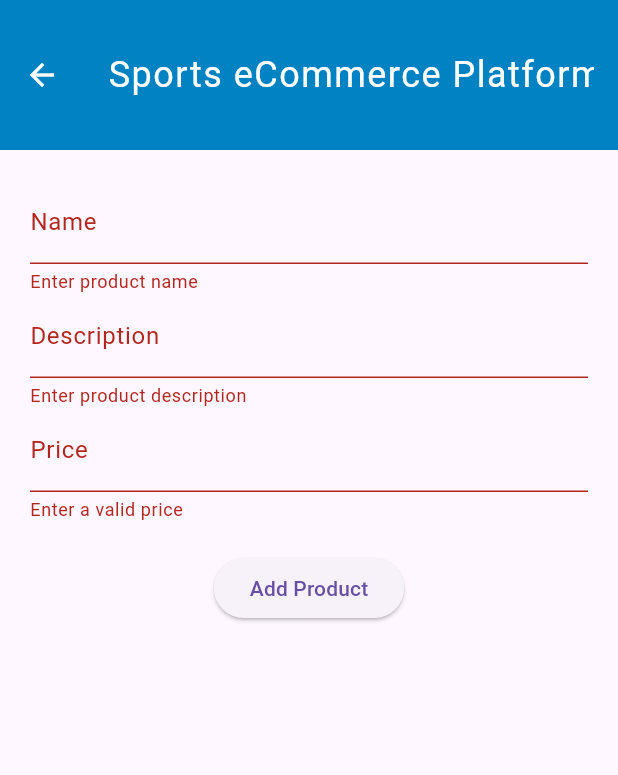
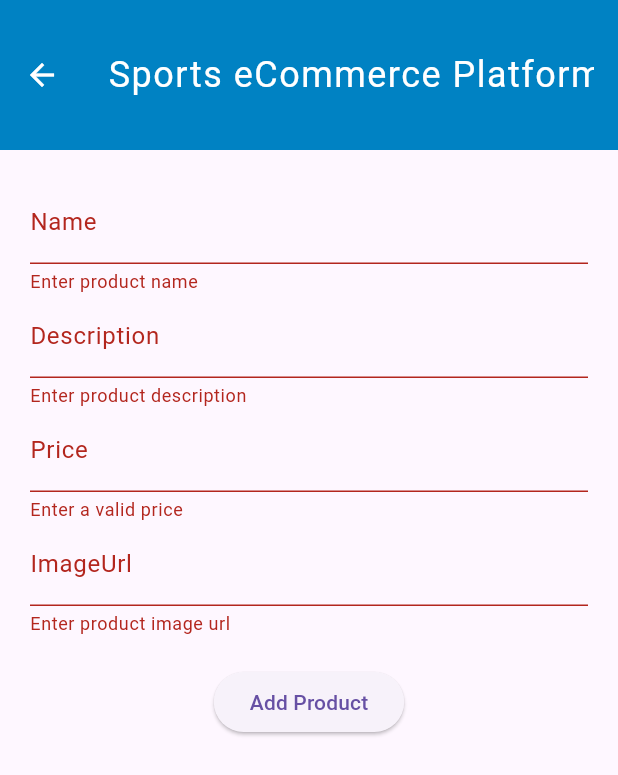
Before and after one commit to Nathan-44-rugo/A2SV-Project-Phase-Mobile-Tasks-2025, a Flutter app: the AddPage screen opened by its route, after a tap on "Add Product", on a phone screen of 412 x 824 dp. Shown: the top 775 px of the screen. Run offline on Flutter 3.47's test engine with Material 3 defaults, Android fonts, the light colour scheme and no system bars; our stand-ins replace dartz, equatable, get_it, image_picker; missing offline and left inert: mockito; Roboto replaces fonts that are missing (JetBrains Mono).

```diff
--- a/mobile/task_8/lib/features/product/data/models/product_model.dart
+++ b/mobile/task_8/lib/features/product/data/models/product_model.dart
@@ -25,6 +25,7 @@ class ProductModel extends Product {
       'name': name,
       'description': description,
       'price': price,
+      'imageUrl': imageUrl
     };
   }
 }
--- a/mobile/task_8/lib/features/product/presentation/pages/add_page.dart
+++ b/mobile/task_8/lib/features/product/presentation/pages/add_page.dart
@@ -1,4 +1,5 @@
 import 'package:flutter/material.dart';
+
 import '../../../../injection.dart';
 import '../../domain/entities/product.dart';
 import '../../domain/usecases/create_product_usecase.dart';
@@ -15,10 +16,12 @@ class _AddPageState extends State<AddPage> {
   final _formKey = GlobalKey<FormState>();
   String name = '', description = '';
   double price = 0.0;
+  String imageUrl = '';
 
   String generateUniqueId() {
     return DateTime.now().millisecondsSinceEpoch.toString();
   }
+
 
   @override
   Widget build(BuildContext context) {
@@ -28,6 +31,7 @@ class _AddPageState extends State<AddPage> {
         padding: const EdgeInsets.all(20),
         child: Form(
           key: _formKey,
+          child: SingleChildScrollView(
             child: Column(
               children: [
                 TextFormField(
@@ -38,9 +42,8 @@ class _AddPageState extends State<AddPage> {
                 ),
                 TextFormField(
                   decoration: const InputDecoration(labelText: 'Description'),
-                validator: (value) => value == null || value.isEmpty
-                    ? 'Enter product description'
-                    : null,
+                  validator: (value) =>
+                  value == null || value.isEmpty ? 'Enter product description' : null,
                   onChanged: (val) => description = val,
                 ),
                 TextFormField(
@@ -55,6 +58,12 @@ class _AddPageState extends State<AddPage> {
                   },
                   onChanged: (val) => price = double.tryParse(val) ?? 0.0,
                 ),
+                TextFormField(
+                  decoration: const InputDecoration(labelText: 'ImageUrl'),
+                  validator: (value) =>
+                  value == null || value.isEmpty ? 'Enter product image url' : null,
+                  onChanged: (val) => imageUrl = val,
+                ),
                 const SizedBox(height: 20),
                 ElevatedButton(
                   onPressed: () {
@@ -65,15 +74,16 @@ class _AddPageState extends State<AddPage> {
                         name: name,
                         description: description,
                         price: price,
-                      imageUrl: '', // Add logic later to upload/select image
+                        imageUrl: imageUrl, // store local path temporarily
                       );
                       sl<CreateProductUsecase>().call(newProduct);
                       Navigator.pop(context);
                     }
                   },
                   child: const Text('Add Product'),
-              )
+                ),
               ],
+            ),
           ),
         ),
       ),
--- a/mobile/task_8/lib/features/product/presentation/pages/edit_page.dart
+++ b/mobile/task_8/lib/features/product/presentation/pages/edit_page.dart
@@ -20,6 +20,7 @@ class _EditPageState extends State<EditPage> {
   late TextEditingController _nameController;
   late TextEditingController _descriptionController;
   late TextEditingController _priceController;
+  late TextEditingController _imageUrlController;
 
   @override
   void initState() {
@@ -27,6 +28,7 @@ class _EditPageState extends State<EditPage> {
     _nameController = TextEditingController(text: widget.product.name);
     _descriptionController = TextEditingController(text: widget.product.description);
     _priceController = TextEditingController(text: widget.product.price.toString());
+    _imageUrlController = TextEditingController(text: widget.product.imageUrl);
   }
 
   @override
@@ -34,6 +36,7 @@ class _EditPageState extends State<EditPage> {
     _nameController.dispose();
     _descriptionController.dispose();
     _priceController.dispose();
+    _imageUrlController.dispose();
     super.dispose();
   }
 
@@ -44,7 +47,7 @@ class _EditPageState extends State<EditPage> {
         name: _nameController.text,
         description: _descriptionController.text,
         price: double.parse(_priceController.text),
-        imageUrl: widget.product.imageUrl,
+        imageUrl: _imageUrlController.text,
       );
 
       await sl<UpdateProductUsecase>().call(updatedProduct);
@@ -111,6 +114,11 @@ class _EditPageState extends State<EditPage> {
                       return null;
                     },
                   ),
+                  TextFormField(
+                    controller: _imageUrlController,
+                    decoration: const InputDecoration(labelText: 'Image Url'),
+                    validator: (val) => val == null || val.isEmpty ? 'Enter product image url' : null,
+                  ),
                   const SizedBox(height: 20),
                   ElevatedButton(
                     onPressed: _saveChanges,
--- a/mobile/task_8/lib/features/product/presentation/pages/view_product.dart
+++ b/mobile/task_8/lib/features/product/presentation/pages/view_product.dart
@@ -13,6 +13,7 @@ class ViewProductPage extends StatefulWidget {
 
 class _ViewProductPageState extends State<ViewProductPage> {
   late Product _product;
+  static const String placeholder = 'https://developers.elementor.com/docs/assets/img/elementor-placeholder-image.png';
 
   @override
   void initState() {
@@ -24,7 +25,8 @@ class _ViewProductPageState extends State<ViewProductPage> {
   Widget build(BuildContext context) {
     return Scaffold(
       appBar: const Header(),
-      body: Padding(
+      body: SingleChildScrollView(
+        child: Padding(
           padding: const EdgeInsets.all(20),
           child: Column(
             crossAxisAlignment: CrossAxisAlignment.start,
@@ -54,6 +56,12 @@ class _ViewProductPageState extends State<ViewProductPage> {
                   height: 200,
                   width: double.infinity,
                   fit: BoxFit.cover,
+                  errorBuilder: (context, error, stackTrace) {
+                    return Image.network(
+                      placeholder,
+                      fit: BoxFit.cover,
+                    );
+                  },
                 ),
               const SizedBox(height: 20),
               ElevatedButton(
@@ -70,10 +78,10 @@ class _ViewProductPageState extends State<ViewProductPage> {
                   );
 
                   if (result == 'deleted') {
-                  Navigator.pop(context, 'deleted'); // Go back to Home and trigger refresh
+                    Navigator.pop(context, 'deleted');
                   } else if (result is Product) {
                     setState(() {
-                    _product = result; // Update the UI
+                      _product = result;
                     });
                   }
                 },
@@ -83,6 +91,7 @@ class _ViewProductPageState extends State<ViewProductPage> {
             ],
           ),
         ),
+      ),
     );
   }
 }
--- a/mobile/task_8/pubspec.yaml
+++ b/mobile/task_8/pubspec.yaml
@@ -37,6 +37,7 @@ dependencies:
   equatable: ^2.0.5
   get_it: ^7.6.0
   uuid: ^4.5.1
+  image_picker: ^1.0.4
 
 dev_dependencies:
   flutter_test:
```
Also changed, not shown: mobile/task_8/pubspec.lock, 6 other files. Lines whose indentation alone changed are shown as unchanged.
